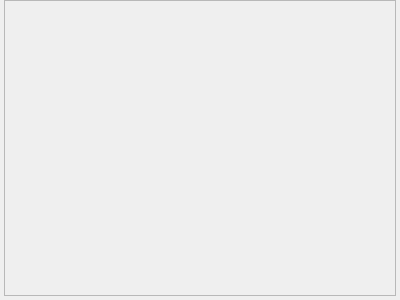
This is src/prism/main/forms/PLSLivingMsgView.ui in naver/prism-live-studio as Qt 5 draws it before an edit. The edited form follows.
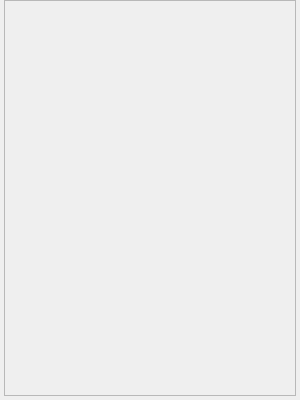
This is the edited form. The open tabs and pages were chosen to show the change.

Patch:
```diff
--- a/src/prism/main/forms/PLSLivingMsgView.ui
+++ b/src/prism/main/forms/PLSLivingMsgView.ui
@@ -6,8 +6,8 @@
    <rect>
     <x>0</x>
     <y>0</y>
-    <width>400</width>
-    <height>300</height>
+    <width>300</width>
+    <height>400</height>
    </rect>
   </property>
   <property name="sizePolicy">
@@ -154,7 +154,7 @@
            <rect>
             <x>0</x>
             <y>0</y>
-            <width>81</width>
+            <width>98</width>
             <height>35</height>
            </rect>
           </property>
```
